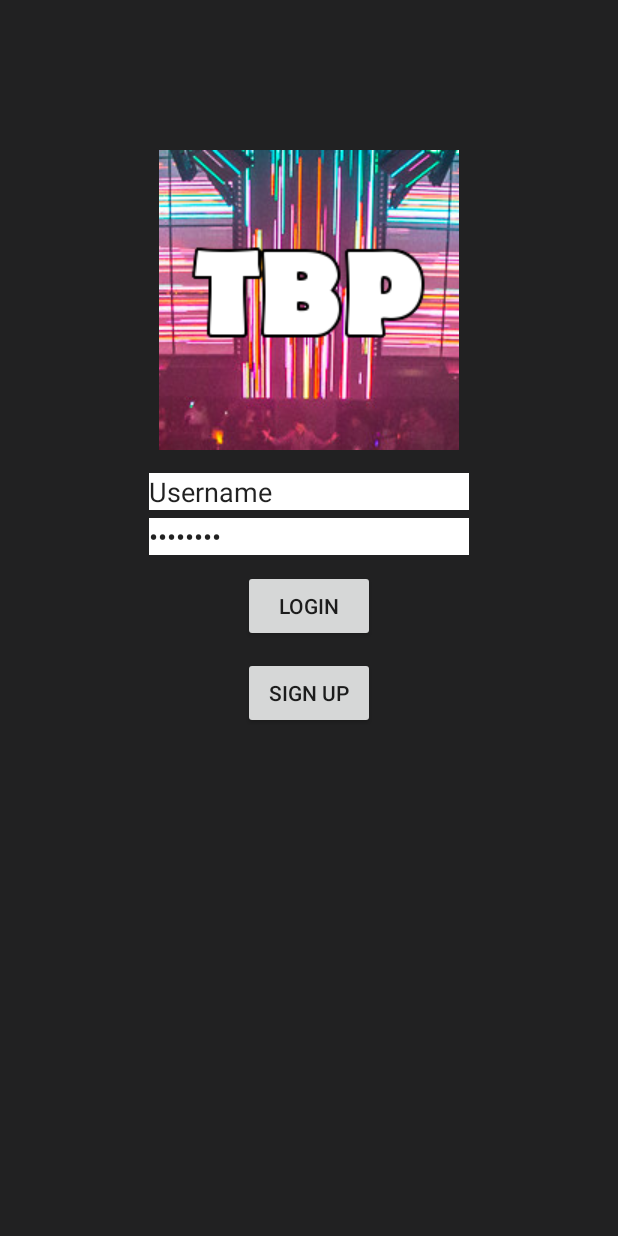
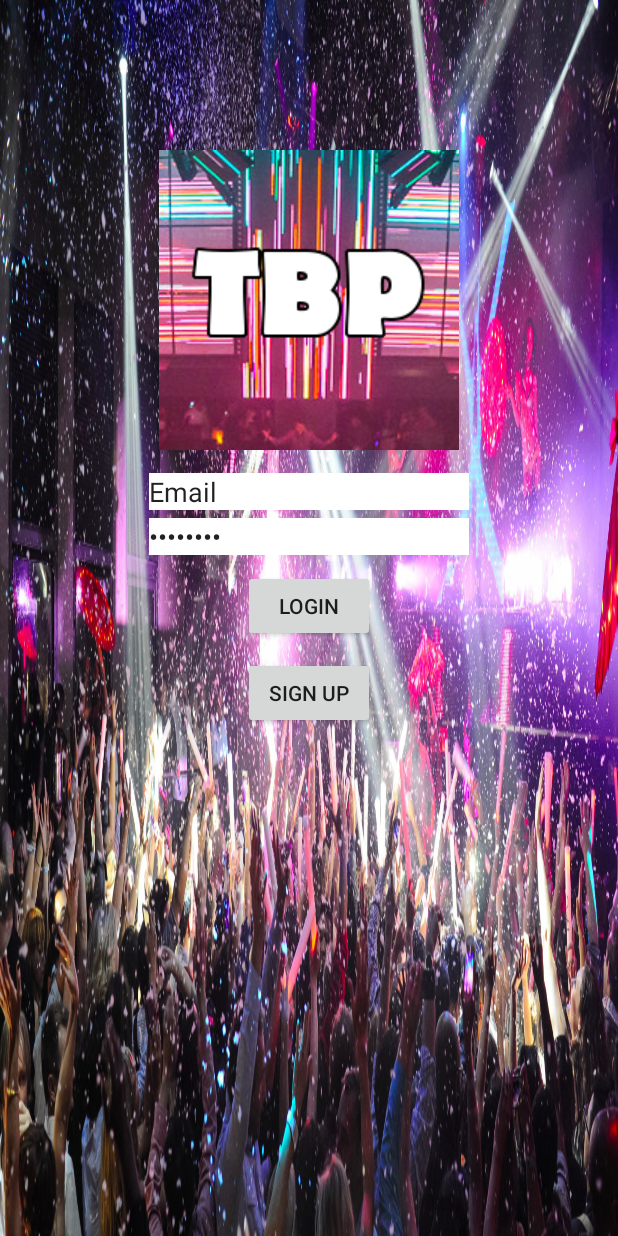
Before and after one commit to marcosddourado/todaysBestParty, an Android app: the screen it shows after launch (Login), on a phone screen of 412 x 824 dp. Run offline under Robolectric (Android 15) with nearby library versions, the phone set to English and light mode, and no system bars; 2 statements that could not run were skipped.

Commit message:
login done.

```diff
--- a/BestPartyToday/app/src/main/java/unlv/com/bestpartytoday/Login.java
+++ b/BestPartyToday/app/src/main/java/unlv/com/bestpartytoday/Login.java
@@ -1,14 +1,67 @@
 package unlv.com.bestpartytoday;
 
+import android.annotation.SuppressLint;
+import android.content.Intent;
 import android.os.Bundle;
 import android.support.v7.app.AppCompatActivity;
+import android.util.Log;
+import android.view.View;
+import android.widget.Button;
+import android.widget.EditText;
+
+import com.firebase.client.AuthData;
+import com.firebase.client.Firebase;
+import com.firebase.client.FirebaseError;
+
+import java.util.Map;
 
 public class Login extends AppCompatActivity {
+    Button btnLogin;
+    Button btnSignUp;
+    EditText usernameTxt;
+    EditText passwordTxt;
 
     @Override
     protected void onCreate(Bundle savedInstanceState) {
         super.onCreate(savedInstanceState);
         setContentView(R.layout.activity_login);
+        Firebase.setAndroidContext(this);
+        final Firebase ref = new Firebase("https://fiery-heat-4759.firebaseio.com/");
+
+        btnSignUp = (Button) findViewById(R.id.signup_button);
+        btnLogin = (Button) findViewById(R.id.login_button);
+        usernameTxt = (EditText) findViewById(R.id.usernameTxt);
+        passwordTxt = (EditText) findViewById(R.id.passwordTxt);
+
+        btnLogin.setOnClickListener(new Button.OnClickListener() {
+            public void onClick(View v) {
+
+                ref.authWithPassword(String.valueOf(usernameTxt.getText()), String.valueOf(passwordTxt.getText()),
+                        new Firebase.AuthResultHandler() {
+                            @Override
+                            public void onAuthenticated(AuthData authData) {
+                                Intent intent = new Intent(Login.this, MainActivity.class);
+                                startActivity(intent);
+                            }
+
+                            @Override
+                            public void onAuthenticationError(FirebaseError firebaseError) {
+                                showError();
+                            }
+                        });
+            }
+        });
+
+
+        btnSignUp.setOnClickListener(new Button.OnClickListener() {
+            public void onClick(View v) {
+
+            }
+        });
+    }
+    private void showError () {
+        usernameTxt.setError("Password and username didn't match");
+        passwordTxt.setError("Password and username didn't match");
     }
 
 }
--- a/BestPartyToday/app/src/main/res/layout/activity_login.xml
+++ b/BestPartyToday/app/src/main/res/layout/activity_login.xml
@@ -2,7 +2,7 @@
 <LinearLayout xmlns:android="http://schemas.android.com/apk/res/android"
     android:orientation="vertical" android:layout_width="match_parent"
     android:layout_height="match_parent"
-    android:background="#212122">
+    android:background="@drawable/login_background">
 
     <ImageView
         android:layout_width="wrap_content"
@@ -16,7 +16,7 @@
         android:layout_width="wrap_content"
         android:layout_height="wrap_content"
         android:inputType="textPersonName"
-        android:text="Username"
+        android:text="Email"
         android:ems="10"
         android:id="@+id/usernameTxt"
         android:layout_gravity="center"
@@ -38,7 +38,7 @@
         android:layout_width="wrap_content"
         android:layout_height="wrap_content"
         android:text="LOGIN"
-        android:id="@+id/button"
+        android:id="@+id/login_button"
         android:layout_gravity="center"
         android:layout_marginTop="10dp" />
 
@@ -46,7 +46,7 @@
         android:layout_width="wrap_content"
         android:layout_height="wrap_content"
         android:text="sign up"
-        android:id="@+id/button2"
+        android:id="@+id/signup_button"
         android:layout_gravity="center_horizontal"
         android:layout_marginTop="10dp" />
 </LinearLayout>
--- a/BestPartyToday/app/src/main/res/values/strings.xml
+++ b/BestPartyToday/app/src/main/res/values/strings.xml
@@ -3,4 +3,5 @@
     <string name="title_activity_maps">Map</string>
     <string name="title_activity_location_checker">Map</string>
     <string name="title_activity_login">Login</string>
+    <string name="title_activity_sign_up">SignUp</string>
 </resources>
```
Also changed, not shown: BestPartyToday/app/src/main/AndroidManifest.xml (+7 -3 lines), BestPartyToday/app/src/main/res/drawable/login_background.jpg (added).
